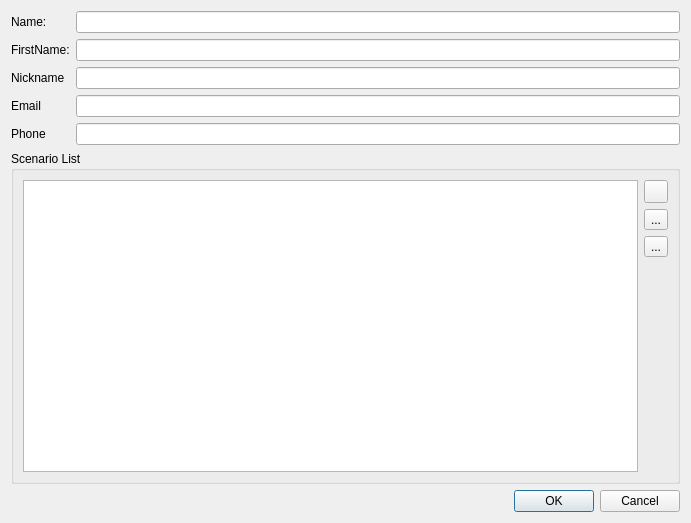
Old version of the form gamemasterdialog.ui in the repository obiwankennedy/rcm.
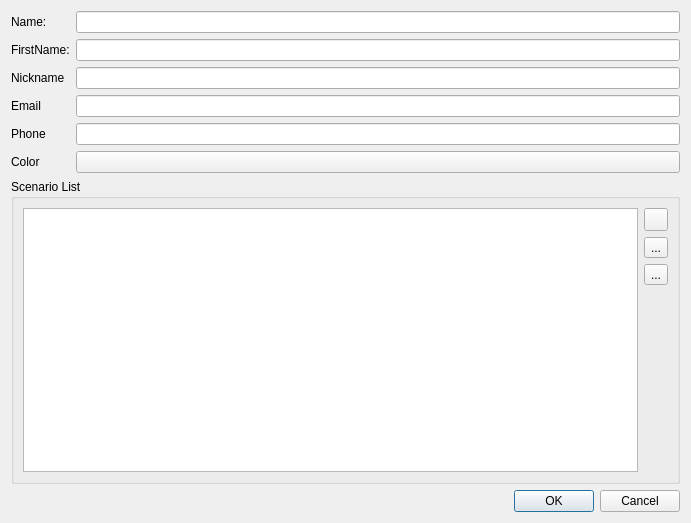
New version of the form.

Commit message: -change color and position of the state.

The edit to the form file:
```diff
--- a/gamemasterdialog.ui
+++ b/gamemasterdialog.ui
@@ -69,6 +69,20 @@
      <item row="4" column="1">
       <widget class="QLineEdit" name="m_phoneEdit"/>
      </item>
+     <item row="5" column="0">
+      <widget class="QLabel" name="label_6">
+       <property name="text">
+        <string>Color</string>
+       </property>
+      </widget>
+     </item>
+     <item row="5" column="1">
+      <widget class="QPushButton" name="m_color">
+       <property name="text">
+        <string/>
+       </property>
+      </widget>
+     </item>
     </layout>
    </item>
    <item>
```
The commit also changes 6 other files.
